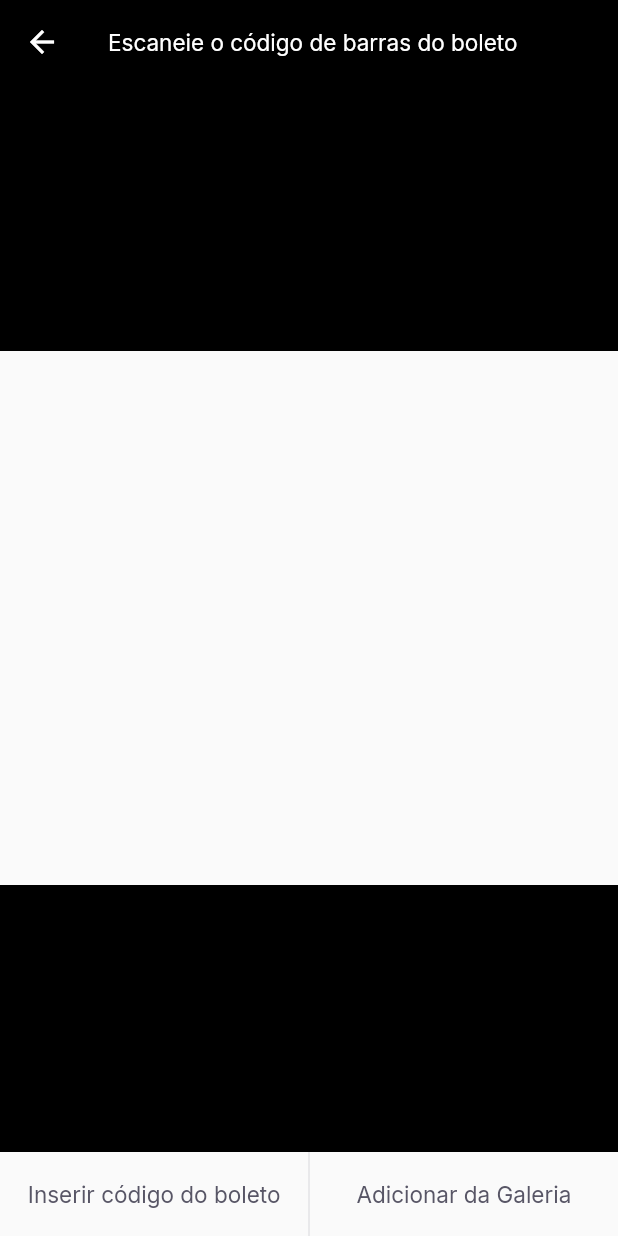
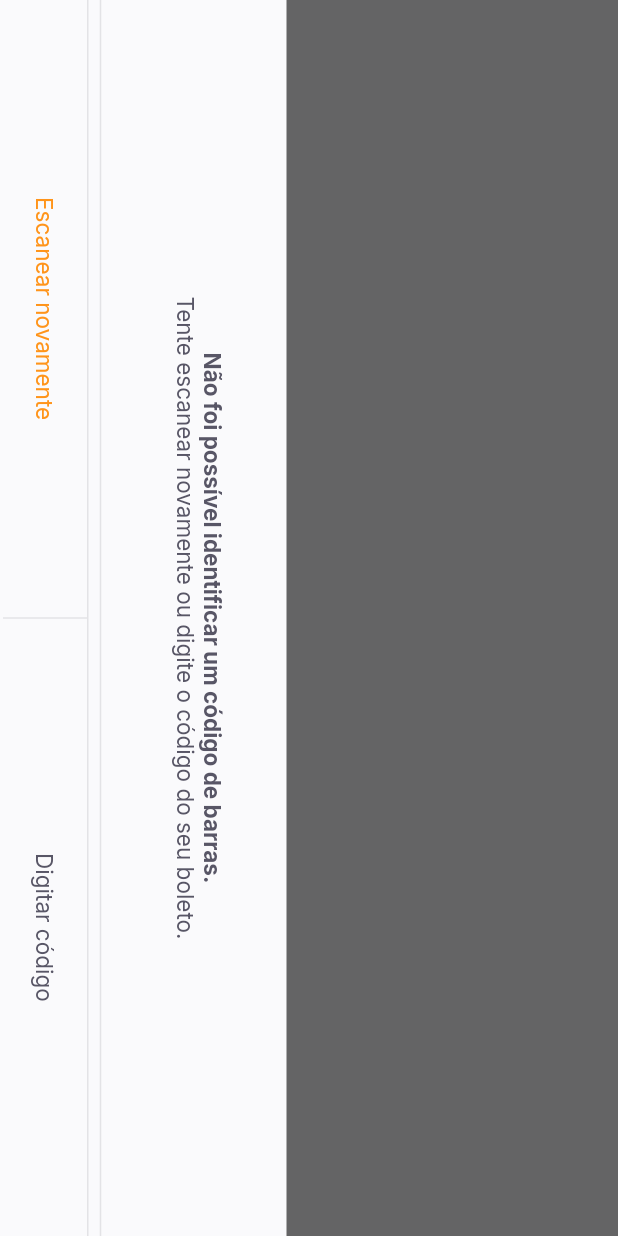
Before and after one commit to lucaaslamin/PayFlow, a Flutter app: the BarcodeScannerPage screen opened by its route, on a phone screen of 412 x 824 dp. Run offline on Flutter 3.47's test engine with Material 2 defaults, Android fonts, the phone set to English and light mode, and no system bars; our stand-ins replace firebase_core, google_fonts, google_sign_in, shared_preferences; accounts and stored records are empty.

Commit message:
Barcode implemetation

```diff
--- a/lib/app_widget.dart
+++ b/lib/app_widget.dart
@@ -1,6 +1,6 @@
 import 'package:firebase_core/firebase_core.dart';
 import 'package:flutter/material.dart';
-import 'package:payflow/main.dart';
+import 'package:flutter/services.dart';
 
 
 
@@ -13,6 +13,13 @@ class AppFirebase extends StatefulWidget {
   @override
   _AppFirebaseState createState() => _AppFirebaseState();
 }
+
+      AppWidget(){
+        SystemChrome.setPreferredOrientations([
+        DeviceOrientation.portraitDown,
+        DeviceOrientation.portraitUp,
+     ]);
+    }
 
 class _AppFirebaseState extends State<AppFirebase> {
   final Future<FirebaseApp> _initialization = Firebase.initializeApp();
--- a/lib/main.dart
+++ b/lib/main.dart
@@ -1,4 +1,5 @@
 import 'package:flutter/material.dart';
+import 'package:flutter/services.dart';
 import 'package:payflow/modules/barcode_scanner/barcode_scanner_page.dart';
 import 'package:payflow/modules/home/home_page.dart';
 import 'package:payflow/modules/login/login_page.dart';
@@ -8,10 +9,11 @@ import 'package:payflow/shared/themes/app_colors.dart';
 
 void main() {
   runApp(AppWidget());
-  }
+}
 
 
 class AppWidget extends StatelessWidget {
+
   @override
   Widget build(BuildContext context) {
     return MaterialApp(
--- a/lib/modules/barcode_scanner/barcode_scanner_page.dart
+++ b/lib/modules/barcode_scanner/barcode_scanner_page.dart
@@ -1,8 +1,8 @@
 import 'package:flutter/material.dart';
 import 'package:payflow/shared/themes/app_colors.dart';
 import 'package:payflow/shared/themes/app_text_styles.dart';
-import 'package:payflow/shared/widgets/divider_vertical/divider_vertical_widget.dart';
-import 'package:payflow/shared/widgets/label_button/label_button.dart';
+import 'package:payflow/shared/widgets/bottom_sheet/bottom_sheet_widget.dart';
+import 'package:payflow/shared/widgets/set_label_buttons/set_label_buttons.dart';
 
 class BarcodeScannerPage extends StatefulWidget {
   BarcodeScannerPage({ Key? key }) : super(key: key);
@@ -14,13 +14,30 @@ class BarcodeScannerPage extends StatefulWidget {
 class _BarcodeScannerState extends State<BarcodeScannerPage> {
   @override
   Widget build(BuildContext context) {
-    return Scaffold(
+    return BottomSheetWidget(
+      title: "Não foi possível identificar um código de barras.",
+      subtitle: "Tente escanear novamente ou digite o código do seu boleto.",
+      primaryLabel: "Escanear novamente",
+      primaryOnPressed: () {},
+      secondaryLabel: "Digitar código",
+      secondaryOnPressed: () {},
+    );
+
+    return SafeArea(
+      top: true,
+      bottom: true,
+      left: true,
+      right: true,
+      child: RotatedBox(
+      quarterTurns: 1,
+          child: Scaffold(
            appBar: AppBar(
             backgroundColor: Colors.black,
             title: Text(
               "Escaneie o código de barras do boleto",
               style: TextStyles.buttonBackground,
             ),
+            centerTitle: true,
             leading: BackButton(
               color: AppColors.background,
             ),
@@ -45,18 +62,10 @@ class _BarcodeScannerState extends State<BarcodeScannerPage> {
               ),
             ],
         ),
-      bottomNavigationBar: Container(
-        height: 56,
-        child: Row(
-          children: [
-              Expanded(
-                child: LabelButton(
-                  label:"Inserir código do boleto", onPressed: () {})),
-              DividerVerticalWidget(),
-              Expanded(
-                child:
-                  LabelButton(label:"Adicionar da Galeria", onPressed: () {})),
-          ],
+        bottomNavigationBar: SetLabelButtons(
+            primaryLabel:"Inserir código do boleto", primaryOnPressed: () {},
+            secondaryLabel:"Adicionar da Galeria", secondaryOnPressed: () {},
+        ),
       ),
           ),
     );
--- a/lib/modules/login/login_page.dart
+++ b/lib/modules/login/login_page.dart
@@ -1,5 +1,4 @@
 import 'package:flutter/material.dart';
-import 'package:google_sign_in/google_sign_in.dart';
 import 'package:payflow/modules/login/login_controller.dart';
 import 'package:payflow/shared/themes/app_colors.dart';
 import 'package:payflow/shared/themes/app_images.dart';
--- /dev/null
+++ b/lib/shared/widgets/bottom_sheet/bottom_sheet_widget.dart
@@ -0,0 +1,77 @@
+import 'package:flutter/material.dart';
+import 'package:payflow/shared/themes/app_colors.dart';
+import 'package:payflow/shared/themes/app_text_styles.dart';
+import 'package:payflow/shared/widgets/set_label_buttons/set_label_buttons.dart';
+
+class BottomSheetWidget extends StatelessWidget {
+  final String primaryLabel;
+  final VoidCallback primaryOnPressed;
+  final String secondaryLabel;
+  final VoidCallback secondaryOnPressed;
+  final String title;
+  final String subtitle;
+  const BottomSheetWidget({
+    Key? key,
+    required this.primaryLabel,
+    required this.primaryOnPressed,
+    required this.secondaryLabel,
+    required this.secondaryOnPressed,
+    required this.title,
+    required this.subtitle,
+  }) : super(key: key);
+
+
+
+  @override
+  Widget build(BuildContext context) {
+    return SafeArea(
+      child: RotatedBox(
+        quarterTurns: 1,
+            child: Material(
+              child: Container(
+            color: AppColors.shape,
+            child: Column(
+              children: [
+                Expanded(child:
+                Container(color: Colors.black.withOpacity(0.6),
+                )),
+                Column(
+                  children: [
+                    Padding(
+                      padding: const EdgeInsets.all(40),
+                      child: Text.rich(TextSpan(text: title,
+                      style: TextStyles.buttonBoldHeading,
+                      children: [
+                        TextSpan(text: "\n$subtitle",
+                        style: TextStyles.buttonHeading,
+                        )]),
+                        textAlign: TextAlign.center,
+                      ),
+                    ),
+                    Divider(
+                      thickness: 1,
+                      color: AppColors.stroke,
+                      endIndent: 0,
+                    ),
+                    Container(
+                      height: 1,
+                      color: AppColors.stroke,
+                    ),
+                    SetLabelButtons(
+                      enablePrimaryColor: true,
+                      primaryLabel: primaryLabel,
+                      primaryOnPressed: primaryOnPressed,
+                      secondaryLabel: secondaryLabel,
+                      secondaryOnPressed: secondaryOnPressed,
+                    ),
+                    SizedBox(height: 2),
+                  ],
+                ),
+              ],
+            ),
+          ),
+        ),
+      ),
+    );
+  }
+}
--- a/lib/shared/widgets/label_button/label_button.dart
+++ b/lib/shared/widgets/label_button/label_button.dart
@@ -4,10 +4,12 @@ import 'package:payflow/shared/themes/app_text_styles.dart';
 class LabelButton  extends StatelessWidget {
   final String label;
   final VoidCallback onPressed;
+  final TextStyle? style;
   const LabelButton({
      Key? key,
      required this.label,
      required this.onPressed,
+     this.style,
      }) : super(key: key);
 
   @override
@@ -18,7 +20,7 @@ class LabelButton  extends StatelessWidget {
         onPressed: onPressed,
         child: Text(
           label,
-          style: TextStyles.buttonHeading,
+          style: style ?? TextStyles.buttonHeading,
         ),
       ),
     );
--- /dev/null
+++ b/lib/shared/widgets/set_label_buttons/set_label_buttons.dart
@@ -0,0 +1,46 @@
+import 'package:flutter/material.dart';
+import 'package:payflow/shared/themes/app_text_styles.dart';
+import 'package:payflow/shared/widgets/divider_vertical/divider_vertical_widget.dart';
+import 'package:payflow/shared/widgets/label_button/label_button.dart';
+
+
+class SetLabelButtons extends StatelessWidget {
+  final String primaryLabel;
+  final VoidCallback primaryOnPressed;
+  final String secondaryLabel;
+  final VoidCallback secondaryOnPressed;
+  final bool enablePrimaryColor;
+  const SetLabelButtons({
+    Key? key,
+    required this.primaryLabel,
+    required this.primaryOnPressed,
+    required this.secondaryLabel,
+    required this.secondaryOnPressed,
+    this.enablePrimaryColor = false,
+  }) : super(key: key);
+
+  @override
+  Widget build(BuildContext context) {
+    return Container(
+        height: 56,
+        child: Row(
+          children: [
+              Expanded(
+                child: LabelButton(
+                  label:primaryLabel,
+                  onPressed: primaryOnPressed,
+                  style: enablePrimaryColor ? TextStyles.buttonPrimary : null,
+                ),
+              ),
+              DividerVerticalWidget(),
+              Expanded(
+                child:
+                  LabelButton(label: secondaryLabel,
+                  onPressed: secondaryOnPressed,
+                ),
+              ),
+          ],
+      ),
+    );
+  }
+}
```
Lines whose indentation alone changed are shown as unchanged.
